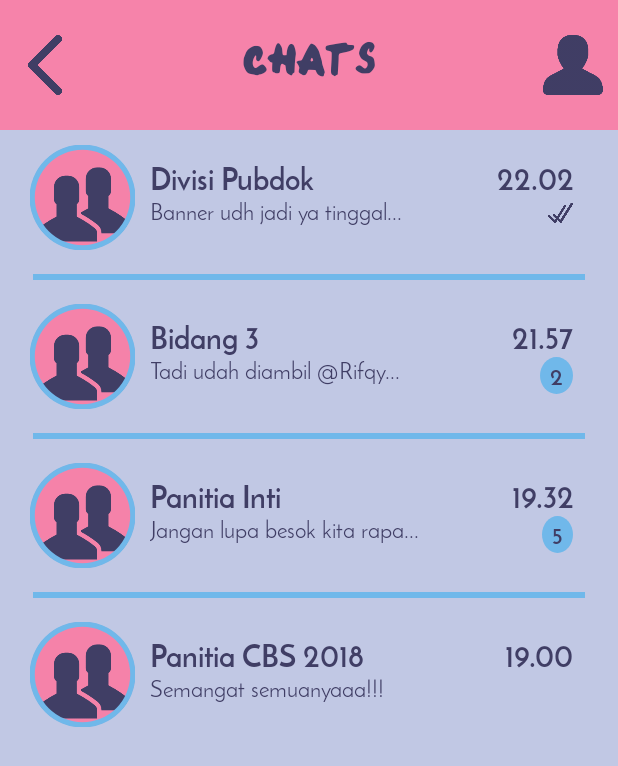
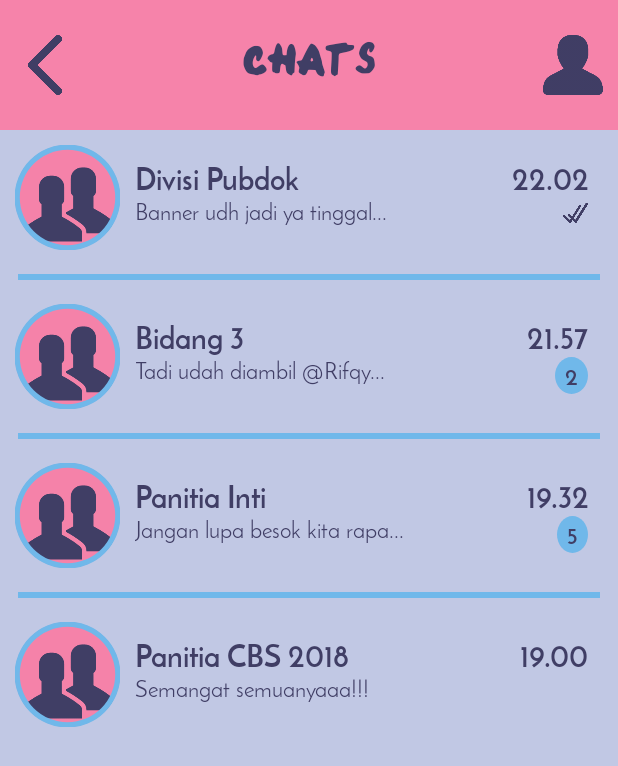
Before and after one commit to realicejoanne/monica-dev, an Android app: the Chat screen opened directly, with no data from a screen before it, on a phone screen of 412 x 824 dp. Shown: the top 766 px of the screen. Run offline under Robolectric (Android 15) with nearby library versions, the phone set to English and light mode, and no system bars.

Commit message:
necessary update to fontFamily

```diff
--- a/Monica/app/src/main/AndroidManifest.xml
+++ b/Monica/app/src/main/AndroidManifest.xml
@@ -47,11 +47,12 @@
             android:parentActivityName=".Chat" />
         <activity
             android:name=".ChannelRoom"
+            android:windowSoftInputMode="adjustResize"
             android:parentActivityName=".Channel" />
         <activity
             android:name=".CallRoom"
             android:parentActivityName=".Call" />
-        <activity android:name=".CallVideoRoom"></activity>
+        <activity android:name=".CallVideoRoom"/>
     </application>
 
 </manifest>
--- a/Monica/app/src/main/res/layout/activity_chat.xml
+++ b/Monica/app/src/main/res/layout/activity_chat.xml
@@ -51,8 +51,8 @@
         android:layout_width="match_parent"
         android:layout_height="wrap_content"
         android:orientation="horizontal"
-        android:paddingLeft="20dp"
-        android:paddingRight="20dp"
+        android:paddingLeft="10dp"
+        android:paddingRight="10dp"
         android:paddingTop="10dp"
         android:paddingBottom="10dp"
         android:onClick="onClickChatRoom">
@@ -84,7 +84,7 @@
                 android:layout_width="match_parent"
                 android:layout_height="match_parent"
                 android:textColor="@color/purple"
-                android:fontFamily="@font/josefinsans"
+                android:fontFamily="@font/josefinsans_regular"
                 android:textSize="15sp"
                 android:text="Banner udh jadi ya tinggal..."
                 android:layout_weight="1"/>
@@ -123,8 +123,8 @@
         android:id="@+id/separator1"
         android:layout_width="match_parent"
         android:layout_height="wrap_content"
-        android:layout_marginLeft="20dp"
-        android:layout_marginRight="20dp"
+        android:layout_marginLeft="10dp"
+        android:layout_marginRight="10dp"
         android:background="@drawable/separator_line_blue"/>
 
     <LinearLayout
@@ -132,8 +132,8 @@
         android:layout_width="match_parent"
         android:layout_height="wrap_content"
         android:orientation="horizontal"
-        android:paddingLeft="20dp"
-        android:paddingRight="20dp"
+        android:paddingLeft="10dp"
+        android:paddingRight="10dp"
         android:paddingTop="10dp"
         android:paddingBottom="10dp">
 
@@ -162,7 +162,7 @@
                 android:layout_width="match_parent"
                 android:layout_height="match_parent"
                 android:textColor="@color/purple"
-                android:fontFamily="@font/josefinsans"
+                android:fontFamily="@font/josefinsans_regular"
                 android:textSize="15sp"
                 android:text="Tadi udah diambil @Rifqy..."
                 android:layout_weight="1"/>
@@ -203,8 +203,8 @@
         android:id="@+id/separator2"
         android:layout_width="match_parent"
         android:layout_height="wrap_content"
-        android:layout_marginLeft="20dp"
-        android:layout_marginRight="20dp"
+        android:layout_marginLeft="10dp"
+        android:layout_marginRight="10dp"
         android:background="@drawable/separator_line_blue"/>
 
     <LinearLayout
@@ -212,8 +212,8 @@
         android:layout_width="match_parent"
         android:layout_height="wrap_content"
         android:orientation="horizontal"
-        android:paddingLeft="20dp"
-        android:paddingRight="20dp"
+        android:paddingLeft="10dp"
+        android:paddingRight="10dp"
         android:paddingTop="10dp"
         android:paddingBottom="10dp">
 
@@ -244,7 +244,7 @@
                 android:layout_width="match_parent"
                 android:layout_height="match_parent"
                 android:textColor="@color/purple"
-                android:fontFamily="@font/josefinsans"
+                android:fontFamily="@font/josefinsans_regular"
                 android:textSize="15sp"
                 android:text="Jangan lupa besok kita rapa..."
                 android:layout_weight="1"/>
@@ -286,8 +286,8 @@
         android:id="@+id/separator3"
         android:layout_width="match_parent"
         android:layout_height="wrap_content"
-        android:layout_marginLeft="20dp"
-        android:layout_marginRight="20dp"
+        android:layout_marginLeft="10dp"
+        android:layout_marginRight="10dp"
         android:background="@drawable/separator_line_blue"/>
 
     <LinearLayout
@@ -295,8 +295,8 @@
         android:layout_width="match_parent"
         android:layout_height="wrap_content"
         android:orientation="horizontal"
-        android:paddingLeft="20dp"
-        android:paddingRight="20dp"
+        android:paddingLeft="10dp"
+        android:paddingRight="10dp"
         android:paddingTop="10dp"
         android:paddingBottom="10dp">
 
@@ -325,7 +325,7 @@
                 android:layout_width="match_parent"
                 android:layout_height="match_parent"
                 android:textColor="@color/purple"
-                android:fontFamily="@font/josefinsans"
+                android:fontFamily="@font/josefinsans_regular"
                 android:textSize="15sp"
                 android:text="Semangat semuanyaaa!!!"
                 android:layout_weight="1"/>
```
Also changed, not shown: Monica/app/src/main/java/unpad/rockbottom/monica/FragmentProfile.java (+20 -0 lines), Monica/app/src/main/res/layout/activity_call.xml (+14 -14 lines), Monica/app/src/main/res/layout/activity_channel.xml (+12 -12 lines), Monica/app/src/main/res/layout/activity_channel_room.xml (+8 -0 lines), Monica/app/src/main/res/layout/activity_committee.xml (+10 -10 lines), Monica/app/src/main/res/layout/fragment_home.xml (+4 -4 lines), Monica/app/src/main/res/layout/fragment_profile.xml (+29 -21 lines).
